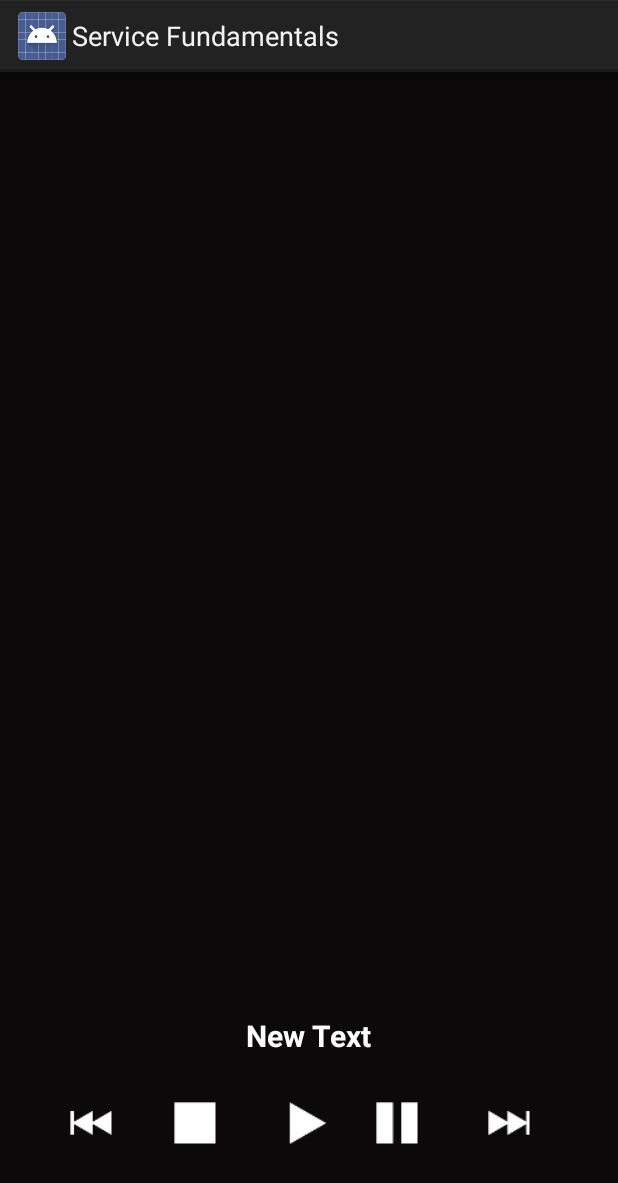
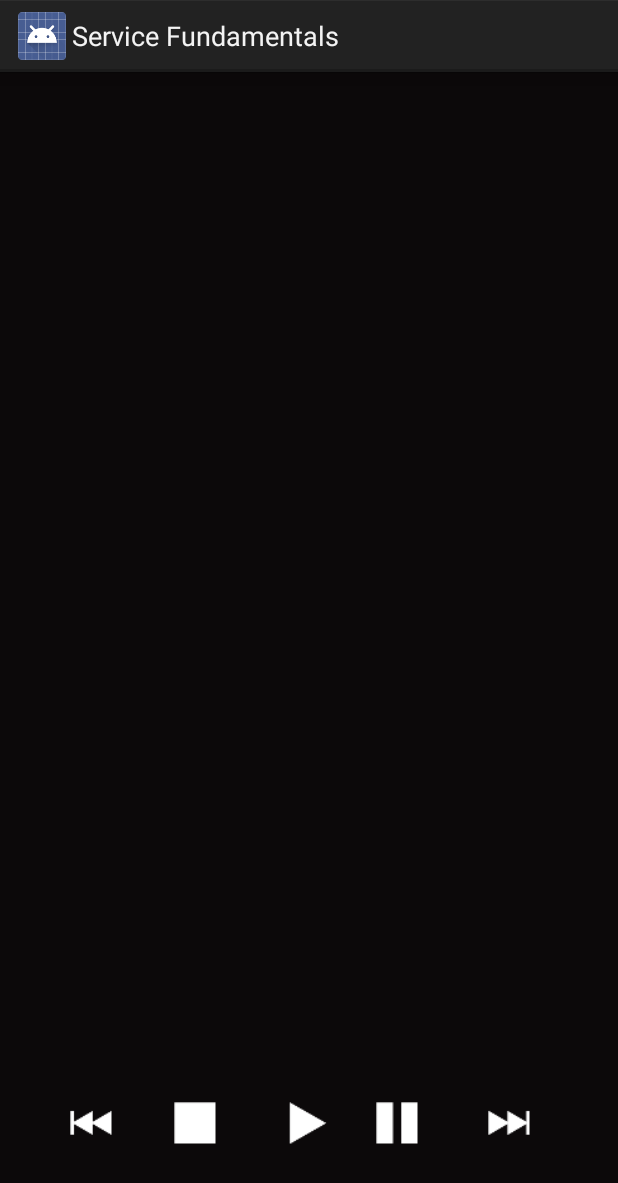
Before and after one commit to kkauck/MDF3, an Android app: the screen it shows after launch (MainActivity), on a phone screen of 412 x 824 dp. Shown: the top 1183 px of the screen. Run offline under Robolectric (Android 15) with nearby library versions, the light colour scheme and no system bars; 1 statement that could not run was skipped.

Commit message:
Final Commit Week 1
Completed Week One 10/5/14

```diff
--- a/ServiceFundamentals/app/src/main/java/Fragments/UIFragment.java
+++ b/ServiceFundamentals/app/src/main/java/Fragments/UIFragment.java
@@ -7,12 +7,10 @@ import android.content.Intent;
 import android.content.ServiceConnection;
 import android.os.Bundle;
 import android.os.IBinder;
-import android.util.Log;
 import android.view.LayoutInflater;
 import android.view.View;
 import android.view.ViewGroup;
 import android.widget.TextView;
-import android.widget.Toast;
 
 import com.example.kyle.servicefundamentals.MusicService;
 import com.example.kyle.servicefundamentals.R;
@@ -44,16 +42,6 @@ public class UIFragment extends Fragment implements View.OnClickListener, Servic
         view.findViewById(R.id.forward).setOnClickListener(this);
         view.findViewById(R.id.play).setOnClickListener(this);
         mTitle = (TextView) view.findViewById(R.id.title);
-
-        if (mRestart != false) {
-
-            Log.i("Hello", " Peter");
-
-        } else {
-
-            Log.i("Hello", " Stewie");
-
-        }
 
         if (!mServiceBound){
 
@@ -94,8 +82,6 @@ public class UIFragment extends Fragment implements View.OnClickListener, Servic
                 getActivity().unbindService(this);
                 mServiceBound = false;
                 mMusic = null;
-
-                Toast.makeText(getActivity(), "You Are Unbound", Toast.LENGTH_SHORT).show();
 
             }
 
--- a/ServiceFundamentals/app/src/main/res/layout/media_ui.xml
+++ b/ServiceFundamentals/app/src/main/res/layout/media_ui.xml
@@ -56,7 +56,6 @@
     <TextView
         android:layout_width="wrap_content"
         android:layout_height="wrap_content"
-        android:text="New Text"
         android:id="@+id/title"
         android:layout_above="@+id/play"
         android:layout_centerHorizontal="true"
```
Also changed, not shown: ServiceFundamentals/app/src/main/java/com/example/kyle/servicefundamentals/MusicService.java (+28 -17 lines), ServiceFundamentals/app/src/main/res/drawable-hdpi/ic_stat_av_play_over_video.png (added), ServiceFundamentals/app/src/main/res/drawable-mdpi/ic_stat_av_play_over_video.png (added), ServiceFundamentals/app/src/main/res/drawable-xhdpi/ic_stat_av_play_over_video.png (added), ServiceFundamentals/app/src/main/res/drawable-xxhdpi/ic_stat_av_play_over_video.png (added).
